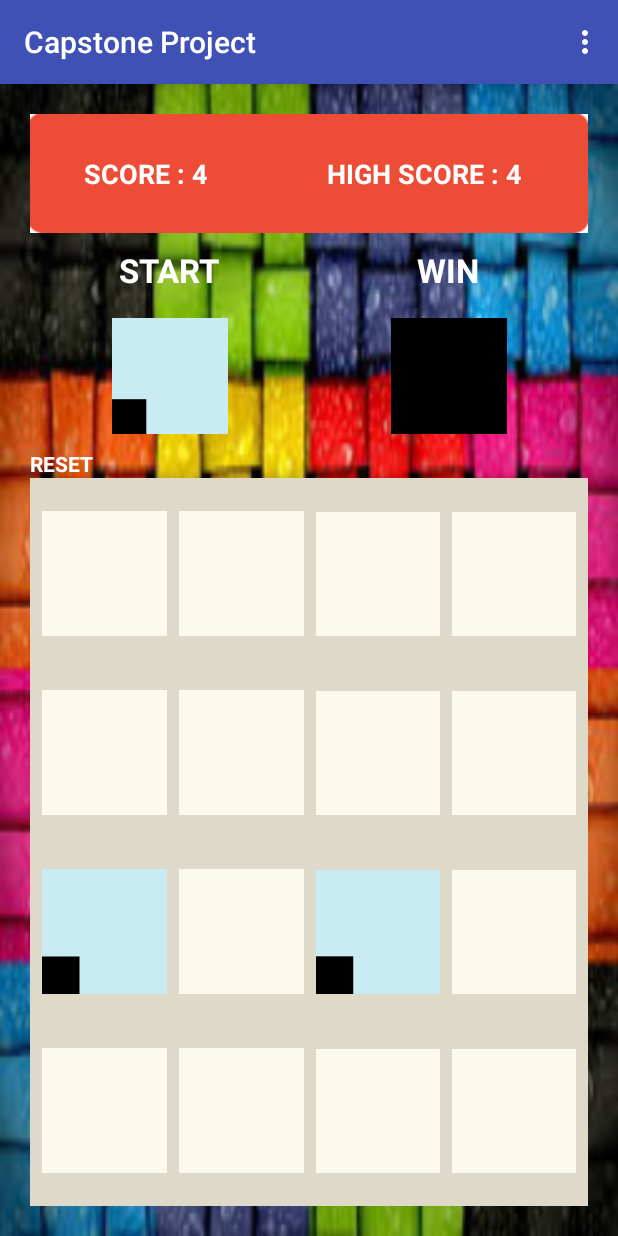
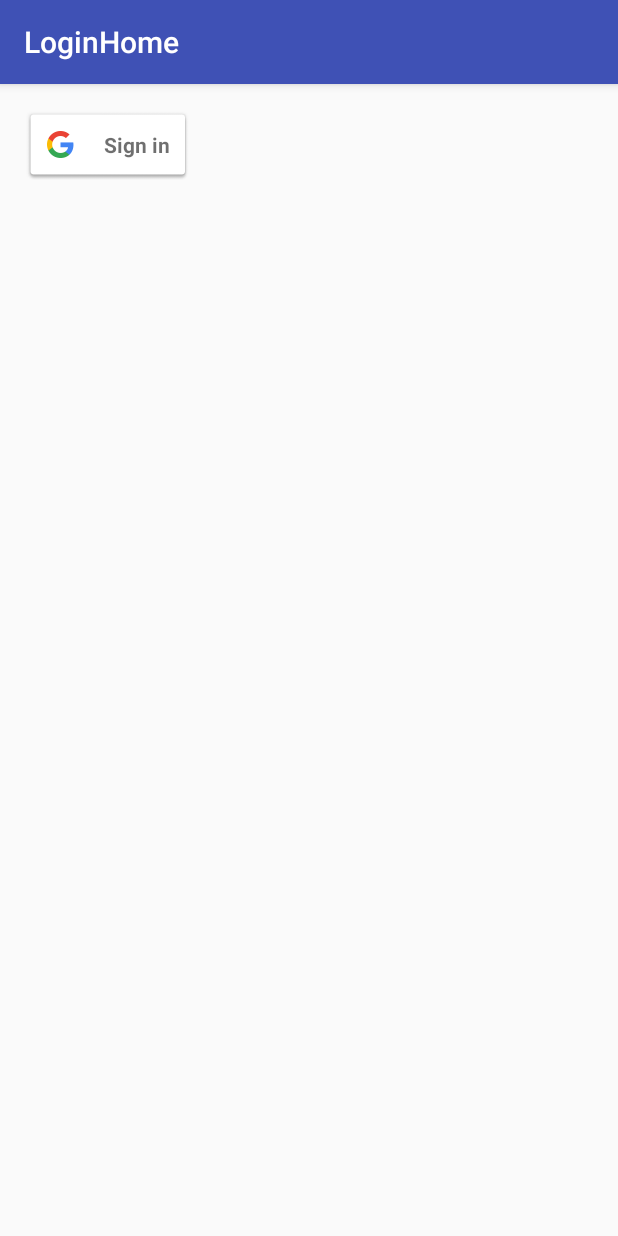
Before and after one commit to priyankinfinnov/CapstoneProject, an Android app: the screen it shows after launch (Game before the commit, LoginHome after it), on a phone screen of 412 x 824 dp. Run offline under Robolectric (Android 15) with nearby library versions, the phone set to English and light mode, and no system bars.

Commit message:
implemented Google Signin

```diff
--- a/app/build.gradle
+++ b/app/build.gradle
@@ -30,5 +30,6 @@ dependencies {
     compile 'com.android.support:design:25.0.0'
     compile 'com.jakewharton:butterknife:8.4.0'
     apt 'com.jakewharton:butterknife-compiler:8.4.0'
+    compile 'com.google.android.gms:play-services-auth:9.0.0'
     testCompile 'junit:junit:4.12'
 }
--- /dev/null
+++ b/app/src/main/java/infinnov/udacity/capstoneproject/LoginHome.java
@@ -0,0 +1,77 @@
+package infinnov.udacity.capstoneproject;
+
+import android.content.Intent;
+import android.os.Bundle;
+import android.support.annotation.NonNull;
+import android.support.design.widget.FloatingActionButton;
+import android.support.design.widget.Snackbar;
+import android.support.v7.app.AppCompatActivity;
+import android.support.v7.widget.Toolbar;
+import android.util.Log;
+import android.view.View;
+
+import com.google.android.gms.auth.api.Auth;
+import com.google.android.gms.auth.api.signin.GoogleSignInAccount;
+import com.google.android.gms.auth.api.signin.GoogleSignInOptions;
+import com.google.android.gms.auth.api.signin.GoogleSignInResult;
+import com.google.android.gms.common.ConnectionResult;
+import com.google.android.gms.common.api.GoogleApiClient;
+
+public class LoginHome extends AppCompatActivity implements GoogleApiClient.OnConnectionFailedListener {
+
+    GoogleApiClient mGoogleApiClient;
+    final static int RC_SIGN_IN = 1;
+    @Override
+    protected void onCreate(Bundle savedInstanceState) {
+        super.onCreate(savedInstanceState);
+        setContentView(R.layout.activity_login_home);
+        Toolbar toolbar = (Toolbar) findViewById(R.id.toolbar);
+        setSupportActionBar(toolbar);
+        GoogleSignInOptions gso = new GoogleSignInOptions.Builder(GoogleSignInOptions.DEFAULT_SIGN_IN)
+                .requestEmail()
+                .build();
+        mGoogleApiClient = new GoogleApiClient.Builder(this)
+                .enableAutoManage(this /* FragmentActivity */, this /* OnConnectionFailedListener */)
+                .addApi(Auth.GOOGLE_SIGN_IN_API, gso)
+                .build();
+        findViewById(R.id.sign_in_button).setOnClickListener(new View.OnClickListener() {
+            @Override
+            public void onClick(View view) {
+                signIn();
+            }
+        });
+
+    }
+    private void signIn() {
+        Intent signInIntent = Auth.GoogleSignInApi.getSignInIntent(mGoogleApiClient);
+        startActivityForResult(signInIntent, RC_SIGN_IN);
+    }
+    @Override
+    public void onActivityResult(int requestCode, int resultCode, Intent data) {
+        super.onActivityResult(requestCode, resultCode, data);
+
+        // Result returned from launching the Intent from GoogleSignInApi.getSignInIntent(...);
+        if (requestCode == RC_SIGN_IN) {
+            GoogleSignInResult result = Auth.GoogleSignInApi.getSignInResultFromIntent(data);
+            handleSignInResult(result);
+        }
+    }
+
+    private void handleSignInResult(GoogleSignInResult result) {
+        Log.d("Nuances App", "--------------------------handleSignInResult:" + result.isSuccess());
+        if (result.isSuccess()) {
+            // Signed in successfully, show authenticated UI.
+            GoogleSignInAccount acct = result.getSignInAccount();
+            //mStatusTextView.setText(getString(R.string.signedin_fmt, acct.getDisplayName()));
+            //updateUI(true);
+        } else {
+            // Signed out, show unauthenticated UI.
+            //updateUI(false);
+        }
+    }
+
+    @Override
+    public void onConnectionFailed(@NonNull ConnectionResult connectionResult) {
+        Log.d("Nuances App", "--------------------------Signin FIALED");
+    }
+}
--- /dev/null
+++ b/app/src/main/java/infinnov/udacity/capstoneproject/LoginHomeFragment.java
@@ -0,0 +1,22 @@
+package infinnov.udacity.capstoneproject;
+
+import android.support.v4.app.Fragment;
+import android.os.Bundle;
+import android.view.LayoutInflater;
+import android.view.View;
+import android.view.ViewGroup;
+
+/**
+ * A placeholder fragment containing a simple view.
+ */
+public class LoginHomeFragment extends Fragment {
+
+    public LoginHomeFragment() {
+    }
+
+    @Override
+    public View onCreateView(LayoutInflater inflater, ViewGroup container,
+                             Bundle savedInstanceState) {
+        return inflater.inflate(R.layout.fragment_login_home, container, false);
+    }
+}
--- /dev/null
+++ b/app/src/main/res/layout/activity_login_home.xml
@@ -0,0 +1,25 @@
+<?xml version="1.0" encoding="utf-8"?>
+<android.support.design.widget.CoordinatorLayout xmlns:android="http://schemas.android.com/apk/res/android"
+    xmlns:app="http://schemas.android.com/apk/res-auto"
+    xmlns:tools="http://schemas.android.com/tools"
+    android:layout_width="match_parent"
+    android:layout_height="match_parent"
+    android:fitsSystemWindows="true"
+    tools:context="infinnov.udacity.capstoneproject.LoginHome">
+
+    <android.support.design.widget.AppBarLayout
+        android:layout_width="match_parent"
+        android:layout_height="wrap_content"
+        android:theme="@style/AppTheme.AppBarOverlay">
+
+        <android.support.v7.widget.Toolbar
+            android:id="@+id/toolbar"
+            android:layout_width="match_parent"
+            android:layout_height="?attr/actionBarSize"
+            android:background="?attr/colorPrimary"
+            app:popupTheme="@style/AppTheme.PopupOverlay" />
+
+    </android.support.design.widget.AppBarLayout>
+
+    <include layout="@layout/content_login_home" />
+</android.support.design.widget.CoordinatorLayout>
--- /dev/null
+++ b/app/src/main/res/layout/fragment_login_home.xml
@@ -0,0 +1,18 @@
+<?xml version="1.0" encoding="utf-8"?>
+<RelativeLayout xmlns:android="http://schemas.android.com/apk/res/android"
+    xmlns:tools="http://schemas.android.com/tools"
+    android:id="@+id/content_login_home"
+    android:layout_width="match_parent"
+    android:layout_height="match_parent"
+    android:paddingBottom="@dimen/activity_vertical_margin"
+    android:paddingLeft="@dimen/activity_horizontal_margin"
+    android:paddingRight="@dimen/activity_horizontal_margin"
+    android:paddingTop="@dimen/activity_vertical_margin"
+    tools:context="infinnov.udacity.capstoneproject.LoginHomeFragment"
+    tools:showIn="@layout/activity_login_home">
+    <com.google.android.gms.common.SignInButton
+        android:id="@+id/sign_in_button"
+        android:layout_width="wrap_content"
+        android:layout_height="wrap_content" />
+
+</RelativeLayout>
--- a/app/src/main/res/values/strings.xml
+++ b/app/src/main/res/values/strings.xml
@@ -18,4 +18,6 @@
     <string name="permission_rationale">"Contacts permissions are needed for providing email
         completions."
     </string>
+    <string name="title_activity_login_home">LoginHome</string>
+    <string name="signedin_fmt">abcd</string>
 </resources>
```
Also changed, not shown: app/src/main/AndroidManifest.xml (+9 -7 lines), app/src/main/java/infinnov/udacity/capstoneproject/LoginActivity.java (deleted, +0 -349 lines), app/src/main/res/layout/activity_login.xml (deleted, +0 -77 lines), app/src/main/res/layout/content_login_home.xml (added, +9 -0 lines), app/src/main/res/menu/menu_login_home.xml (added, +10 -0 lines).
